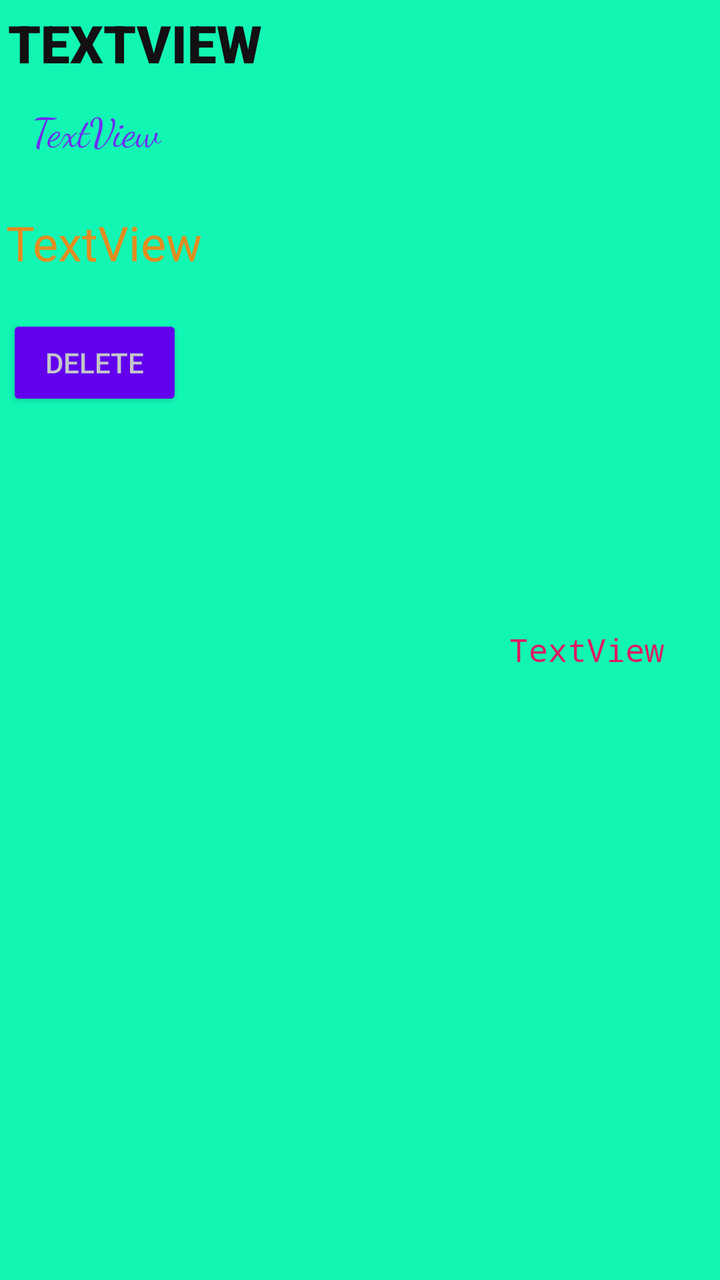
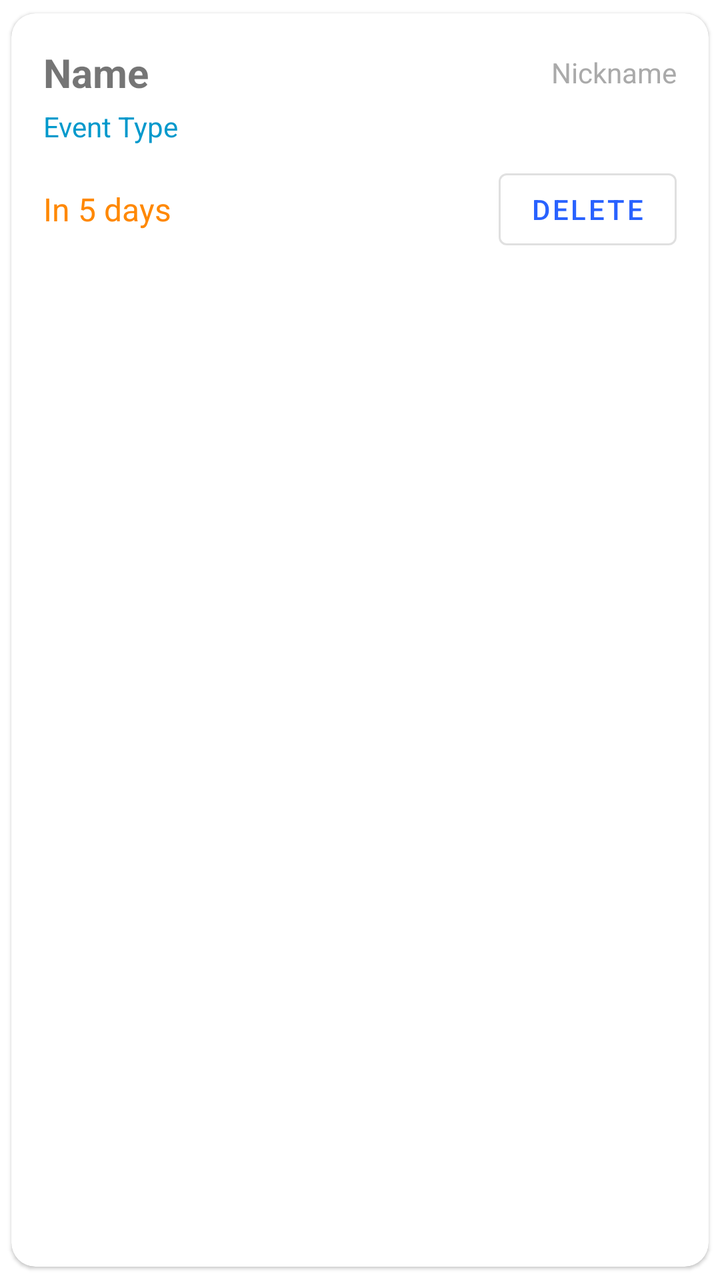

Screens rendered from an Android XML layout before and after an edit, with the pre-edit source and the edit as a unified diff.
<!-- AndroidManifest.xml: application theme Theme.EventNotifier -->
<!-- res/layout/events_layout.xml -->
<?xml version="1.0" encoding="utf-8"?>
<androidx.constraintlayout.widget.ConstraintLayout xmlns:android="http://schemas.android.com/apk/res/android"
    xmlns:app="http://schemas.android.com/apk/res-auto"
    xmlns:tools="http://schemas.android.com/tools"
    android:layout_width="match_parent"
    android:layout_height="wrap_content"
    android:background="#12F6B4"
    android:scrollbarAlwaysDrawHorizontalTrack="false"
    android:scrollbars="none">

    <TextView
        android:id="@+id/adap_name"
        android:layout_width="wrap_content"
        android:layout_height="wrap_content"
        android:layout_marginStart="4dp"
        android:layout_marginTop="4dp"
        android:fontFamily="sans-serif-black"
        android:text="TextView"
        android:textAllCaps="true"
        android:textColor="#121012"
        android:textSize="26sp"
        app:layout_constraintStart_toStartOf="parent"
        app:layout_constraintTop_toTopOf="parent" />

    <TextView
        android:id="@+id/adap_nickname"
        android:layout_width="wrap_content"
        android:layout_height="wrap_content"
        android:layout_marginEnd="16dp"
        android:fontFamily="monospace"
        android:text="TextView"
        android:textColor="#DF1A5F"
        android:textColorHint="#B589918A"
        android:textSize="16sp"
        app:layout_constraintBottom_toBottomOf="parent"
        app:layout_constraintEnd_toEndOf="parent"
        app:layout_constraintHorizontal_bias="0.935"
        app:layout_constraintStart_toEndOf="@+id/adap_eventtype"
        app:layout_constraintTop_toTopOf="parent"
        app:layout_constraintVertical_bias="0.508" />

    <TextView
        android:id="@+id/adap_eventtype"
        android:layout_width="wrap_content"
        android:layout_height="30dp"
        android:layout_marginStart="16dp"
        android:layout_marginTop="12dp"
        android:fontFamily="cursive"
        android:text="TextView"
        android:textColor="#6D2CF3"
        android:textSize="20sp"
        app:layout_constraintStart_toStartOf="parent"
        app:layout_constraintTop_toBottomOf="@+id/adap_name" />

    <TextView
        android:id="@+id/adap_comingup"
        android:layout_width="wrap_content"
        android:layout_height="wrap_content"
        android:layout_marginTop="24dp"
        android:text="TextView"
        android:textColor="#E38D20"
        android:textSize="24sp"
        app:layout_constraintEnd_toEndOf="parent"
        app:layout_constraintHorizontal_bias="0.012"
        app:layout_constraintStart_toStartOf="parent"
        app:layout_constraintTop_toBottomOf="@+id/adap_eventtype" />

    <Button
        android:id="@+id/del"
        style="@style/Widget.AppCompat.Button"
        android:layout_width="wrap_content"
        android:layout_height="wrap_content"
        android:layout_marginTop="20dp"
        android:text="Delete"
        android:textColor="#C4C6C8"
        app:layout_constraintEnd_toEndOf="parent"
        app:layout_constraintHorizontal_bias="0.012"
        app:layout_constraintStart_toStartOf="parent"
        app:layout_constraintTop_toBottomOf="@+id/adap_comingup" />
</androidx.constraintlayout.widget.ConstraintLayout>
<!-- resources referenced by this layout -->
<resources>
  <style name="Theme.EventNotifier" parent="Theme.MaterialComponents.DayNight.DarkActionBar">
          
          <item name="colorPrimary">@color/purple_500</item>
          <item name="colorPrimaryVariant">@color/purple_700</item>
          <item name="colorOnPrimary">@color/white</item>
          
          <item name="colorSecondary">@color/teal_200</item>
          <item name="colorSecondaryVariant">@color/teal_700</item>
          <item name="colorOnSecondary">@color/black</item>
          
          <item name="android:statusBarColor" tools:targetApi="l">?attr/colorPrimaryVariant</item>
          
      </style>
  <color name="purple_500">#FF6200EE</color>
  <color name="purple_700">#FF3700B3</color>
  <color name="white">#FFFFFFFF</color>
  <color name="teal_200">#FF03DAC5</color>
  <color name="teal_700">#FF018786</color>
  <color name="black">#FF000000</color>
</resources>

<!-- the commit's change to res/layout/events_layout.xml (unified diff, before → after) -->
@@ -1,80 +1,75 @@
 <?xml version="1.0" encoding="utf-8"?>
-<androidx.constraintlayout.widget.ConstraintLayout xmlns:android="http://schemas.android.com/apk/res/android"
+<com.google.android.material.card.MaterialCardView xmlns:android="http://schemas.android.com/apk/res/android"
     xmlns:app="http://schemas.android.com/apk/res-auto"
-    xmlns:tools="http://schemas.android.com/tools"
     android:layout_width="match_parent"
     android:layout_height="wrap_content"
-    android:background="#12F6B4"
-    android:scrollbarAlwaysDrawHorizontalTrack="false"
-    android:scrollbars="none">
+    android:layout_marginStart="16dp"
+    android:layout_marginEnd="16dp"
+    android:layout_marginTop="8dp"
+    android:layout_marginBottom="8dp"
+    app:cardUseCompatPadding="true"
+    app:cardCornerRadius="12dp">
 
-    <TextView
-        android:id="@+id/adap_name"
-        android:layout_width="wrap_content"
+    <LinearLayout
+        android:layout_width="match_parent"
         android:layout_height="wrap_content"
-        android:layout_marginStart="4dp"
-        android:layout_marginTop="4dp"
-        android:fontFamily="sans-serif-black"
-        android:text="TextView"
-        android:textAllCaps="true"
-        android:textColor="#121012"
-        android:textSize="26sp"
-        app:layout_constraintStart_toStartOf="parent"
-        app:layout_constraintTop_toTopOf="parent" />
+        android:orientation="vertical"
+        android:padding="16dp">
 
-    <TextView
-        android:id="@+id/adap_nickname"
-        android:layout_width="wrap_content"
-        android:layout_height="wrap_content"
-        android:layout_marginEnd="16dp"
-        android:fontFamily="monospace"
-        android:text="TextView"
-        android:textColor="#DF1A5F"
-        android:textColorHint="#B589918A"
-        android:textSize="16sp"
-        app:layout_constraintBottom_toBottomOf="parent"
-        app:layout_constraintEnd_toEndOf="parent"
-        app:layout_constraintHorizontal_bias="0.935"
-        app:layout_constraintStart_toEndOf="@+id/adap_eventtype"
-        app:layout_constraintTop_toTopOf="parent"
-        app:layout_constraintVertical_bias="0.508" />
+        <LinearLayout
+            android:layout_width="match_parent"
+            android:layout_height="wrap_content"
+            android:orientation="horizontal"
+            android:gravity="center_vertical">
 
-    <TextView
-        android:id="@+id/adap_eventtype"
-        android:layout_width="wrap_content"
-        android:layout_height="30dp"
-        android:layout_marginStart="16dp"
-        android:layout_marginTop="12dp"
-        android:fontFamily="cursive"
-        android:text="TextView"
-        android:textColor="#6D2CF3"
-        android:textSize="20sp"
-        app:layout_constraintStart_toStartOf="parent"
-        app:layout_constraintTop_toBottomOf="@+id/adap_name" />
+            <TextView
+                android:id="@+id/adap_name"
+                android:layout_width="0dp"
+                android:layout_height="wrap_content"
+                android:layout_weight="1"
+                android:text="Name"
+                android:textStyle="bold"
+                android:textSize="20sp" />
 
-    <TextView
-        android:id="@+id/adap_comingup"
-        android:layout_width="wrap_content"
-        android:layout_height="wrap_content"
-        android:layout_marginTop="24dp"
-        android:text="TextView"
-        android:textColor="#E38D20"
-        android:textSize="24sp"
-        app:layout_constraintEnd_toEndOf="parent"
-        app:layout_constraintHorizontal_bias="0.012"
-        app:layout_constraintStart_toStartOf="parent"
-        app:layout_constraintTop_toBottomOf="@+id/adap_eventtype" />
+            <TextView
+                android:id="@+id/adap_nickname"
+                android:layout_width="wrap_content"
+                android:layout_height="wrap_content"
+                android:text="Nickname"
+                android:textColor="@android:color/darker_gray" />
+        </LinearLayout>
 
-    <Button
-        android:id="@+id/del"
-        style="@style/Widget.AppCompat.Button"
-        android:layout_width="wrap_content"
-        android:layout_height="wrap_content"
-        android:layout_marginTop="20dp"
-        android:text="Delete"
-        android:textColor="#C4C6C8"
-        app:layout_constraintEnd_toEndOf="parent"
-        app:layout_constraintHorizontal_bias="0.012"
-        app:layout_constraintStart_toStartOf="parent"
-        app:layout_constraintTop_toBottomOf="@+id/adap_comingup" />
-</androidx.constraintlayout.widget.ConstraintLayout>
+        <TextView
+            android:id="@+id/adap_eventtype"
+            android:layout_width="wrap_content"
+            android:layout_height="wrap_content"
+            android:layout_marginTop="4dp"
+            android:text="Event Type"
+            android:textColor="@android:color/holo_blue_dark" />
+
+        <LinearLayout
+            android:layout_width="match_parent"
+            android:layout_height="wrap_content"
+            android:orientation="horizontal"
+            android:layout_marginTop="8dp"
+            android:gravity="center_vertical">
+
+            <TextView
+                android:id="@+id/adap_comingup"
+                android:layout_width="0dp"
+                android:layout_height="wrap_content"
+                android:layout_weight="1"
+                android:text="In 5 days"
+                android:textSize="16sp"
+                android:textColor="@android:color/holo_orange_dark" />
+
+            <com.google.android.material.button.MaterialButton
+                android:id="@+id/del"
+                style="@style/Widget.MaterialComponents.Button.OutlinedButton"
+                android:layout_width="wrap_content"
+                android:layout_height="wrap_content"
+                android:text="Delete" />
+        </LinearLayout>
+    </LinearLayout>
+
+</com.google.android.material.card.MaterialCardView>
<!-- resource entries referenced after the edit -->
@@ -1,23 +1,17 @@
 <!-- resources referenced by this layout -->
 <resources>
-  <style name="Theme.EventNotifier" parent="Theme.MaterialComponents.DayNight.DarkActionBar">
-          
-          <item name="colorPrimary">@color/purple_500</item>
-          <item name="colorPrimaryVariant">@color/purple_700</item>
-          <item name="colorOnPrimary">@color/white</item>
-          
-          <item name="colorSecondary">@color/teal_200</item>
-          <item name="colorSecondaryVariant">@color/teal_700</item>
-          <item name="colorOnSecondary">@color/black</item>
-          
+  <style name="Theme.EventNotifier" parent="Theme.MaterialComponents.DayNight.NoActionBar">
+          <item name="colorPrimary">@color/colorPrimary</item>
+          <item name="colorPrimaryVariant">@color/colorPrimaryVariant</item>
+          <item name="colorOnPrimary">@color/colorOnPrimary</item>
+          <item name="colorSecondary">@color/colorSecondary</item>
+          <item name="colorOnSecondary">@color/colorOnSecondary</item>
           <item name="android:statusBarColor" tools:targetApi="l">?attr/colorPrimaryVariant</item>
-          
       </style>
-  <color name="purple_500">#FF6200EE</color>
-  <color name="purple_700">#FF3700B3</color>
-  <color name="white">#FFFFFFFF</color>
-  <color name="teal_200">#FF03DAC5</color>
-  <color name="teal_700">#FF018786</color>
-  <color name="black">#FF000000</color>
+  <color name="colorPrimary">#2962FF</color>
+  <color name="colorPrimaryVariant">#0039CB</color>
+  <color name="colorOnPrimary">#FFFFFF</color>
+  <color name="colorSecondary">#FF6D00</color>
+  <color name="colorOnSecondary">#FFFFFF</color>
 </resources>
 
